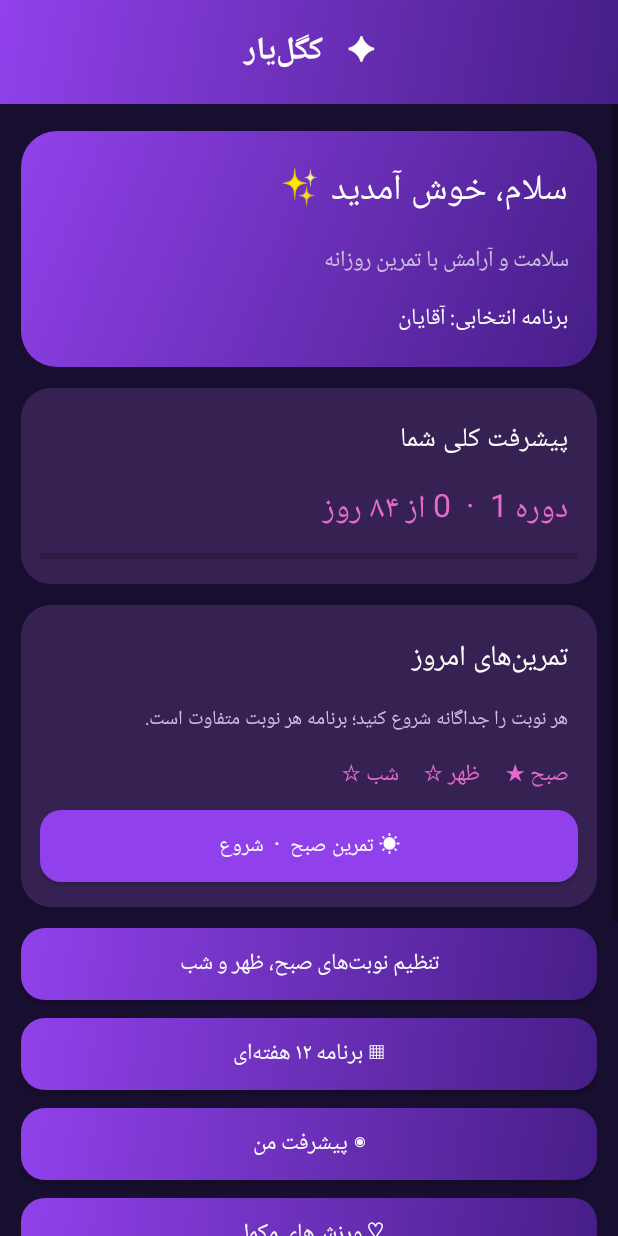
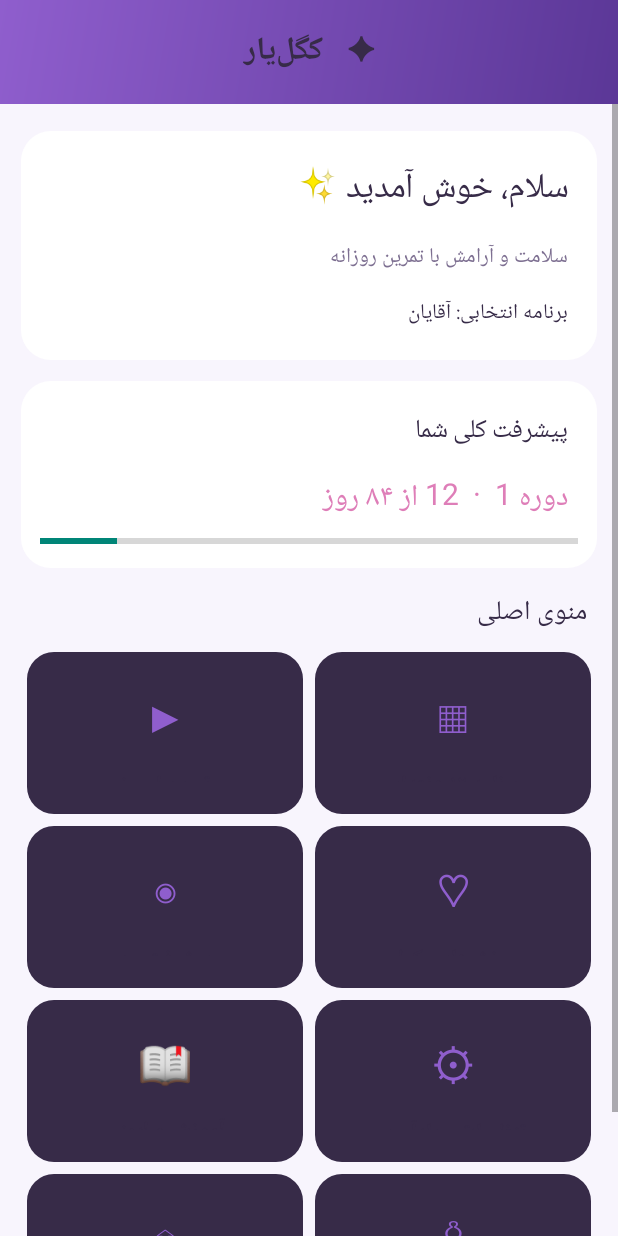
Before and after one commit to mehdisoltandoost-maker/KegelYar, an Android app: the screen it shows after launch (MainActivity), after a tap on "ثبت و شروع برنامه", on a phone screen of 412 x 824 dp. Run offline under Robolectric (Android 15) with nearby library versions, the phone set to English and light mode, and no system bars; 3 other taps on this screen came first.

Commit message:
Update MainActivity.java

```diff
--- a/app/src/main/java/com/kegelyar/app/MainActivity.java
+++ b/app/src/main/java/com/kegelyar/app/MainActivity.java
@@ -40,13 +40,13 @@ import java.util.Map;
 
 public class MainActivity extends Activity {
 
-    private final int BG = Color.rgb(24, 14, 48);
-    private final int CARD = Color.rgb(53, 34, 83);
-    private final int PURPLE = Color.rgb(145, 65, 235);
-    private final int PINK = Color.rgb(230, 105, 205);
-    private final int WHITE = Color.WHITE;
-    private final int MUTED = Color.rgb(205, 190, 225);
-    private final int GREEN = Color.rgb(75, 210, 155);
+    private final int BG = Color.rgb(248, 245, 253);
+    private final int CARD = Color.rgb(255, 255, 255);
+    private final int PURPLE = Color.rgb(143, 94, 205);
+    private final int PINK = Color.rgb(222, 126, 184);
+    private final int WHITE = Color.rgb(55, 43, 72);
+    private final int MUTED = Color.rgb(125, 111, 145);
+    private final int GREEN = Color.rgb(65, 160, 125);
 
     private LinearLayout root, content;
     private TextView stepTitle, stepDescription;
@@ -509,7 +509,7 @@ public class MainActivity extends Activity {
                 tts.setLanguage(Locale.forLanguageTag("en-US"));
             }
             tts.setSpeechRate(0.90f);
-            int spoken = tts.speak(contraction ? "Hold" : "Relax",
+            int spoken = tts.speak(contraction ? "HOLD" : "RELAX",
                     TextToSpeech.QUEUE_FLUSH, null, "kegelyar_english_cue");
             if (spoken == TextToSpeech.ERROR) restorePersianTts();
         } catch (Exception ignored) {
@@ -552,7 +552,7 @@ public class MainActivity extends Activity {
     private GradientDrawable gradient(int radius) {
         GradientDrawable d = new GradientDrawable(
                 GradientDrawable.Orientation.TL_BR,
-                new int[]{PURPLE, Color.rgb(70, 30, 135)});
+                new int[]{PURPLE, Color.rgb(91, 55, 151)});
         d.setCornerRadius(dp(radius));
         return d;
     }
@@ -610,7 +610,7 @@ public class MainActivity extends Activity {
     private void addButton(String title, Runnable action) {
         Button b = new Button(this);
         b.setText(title);
-        b.setTextColor(WHITE);
+        b.setTextColor(Color.WHITE);
         b.setTextSize(15);
         b.setAllCaps(false);
         b.setBackground(gradient(16));
@@ -625,7 +625,7 @@ public class MainActivity extends Activity {
     private void addCardButton(LinearLayout p, String title, Runnable action) {
         Button b = new Button(this);
         b.setText(title);
-        b.setTextColor(WHITE);
+        b.setTextColor(Color.WHITE);
         b.setTextSize(14);
         b.setAllCaps(false);
         b.setBackground(shape(PURPLE, 14));
@@ -686,6 +686,8 @@ public class MainActivity extends Activity {
     }
 
     private boolean isDayDone(int week, int day) {
+        // روز هفتم در تمام هفته‌ها روز استراحت است و تمرین ندارد.
+        if (day == 7) return true;
         if (prefs.getBoolean(dayKey(week, day), false)) return true;
         int required = getRequiredSessionMask(week, day);
         if (required == 0) return false;
@@ -773,47 +775,72 @@ public class MainActivity extends Activity {
             selectedDay = getFirstIncompleteDay(selectedWeek);
         }
         setup("کگل‌یار");
-
         LinearLayout hero = makeCard();
-        hero.setBackground(gradient(24));
-        addText(hero, "سلام، خوش آمدید ✨", 24, WHITE);
-        addText(hero, "سلامت و آرامش با تمرین روزانه", 15, MUTED);
-        addText(hero, "برنامه انتخابی: " + gender, 15, WHITE);
+        addText(hero, "سلام، خوش آمدید ✨", 23, WHITE);
+        addText(hero, "سلامت و آرامش با تمرین روزانه", 14, MUTED);
+        addText(hero, "برنامه انتخابی: " + gender, 14, WHITE);
 
         LinearLayout progress = makeCard();
-        addText(progress, "پیشرفت کلی شما", 18, WHITE);
-        addText(progress, "دوره " + courseNumber + "  ·  " + getTotalCompleted() + " از ۸۴ روز", 21, PINK);
-
-        ProgressBar bar = new ProgressBar(this, null,
-                android.R.attr.progressBarStyleHorizontal);
+        addText(progress, "پیشرفت کلی شما", 17, WHITE);
+        addText(progress, "دوره " + courseNumber + "  ·  " + getTotalCompleted() + " از ۸۴ روز", 20, PINK);
+        ProgressBar bar = new ProgressBar(this, null, android.R.attr.progressBarStyleHorizontal);
         bar.setMax(84);
         bar.setProgress(getTotalCompleted());
-        progress.addView(bar, new LinearLayout.LayoutParams(-1, dp(12)));
-
-        LinearLayout daily = makeCard();
-        addText(daily, "تمرین‌های امروز", 19, WHITE);
-        addText(daily, "هر نوبت را جداگانه شروع کنید؛ برنامه هر نوبت متفاوت است.", 13, MUTED);
-        String stars = "صبح " + (morningEnabled ? "★" : "☆") + "     ظهر " +
-                (noonEnabled ? "★" : "☆") + "     شب " + (nightEnabled ? "★" : "☆");
-        addText(daily, stars, 15, PINK);
-        if (morningEnabled) addSessionLaunch(daily, "☀ تمرین صبح", "morning");
-        if (noonEnabled) addSessionLaunch(daily, "◉ تمرین ظهر", "noon");
-        if (nightEnabled) addSessionLaunch(daily, "☾ تمرین شب", "night");
-        if (enabledSessionCount() == 0) {
-            addText(daily, "برای شروع، دست‌کم یک نوبت را در تنظیمات فعال کنید.", 14, PINK);
-        }
-        addButton("تنظیم نوبت‌های صبح، ظهر و شب", () -> showSettings());
-
-        addButton("▦ برنامه ۱۲ هفته‌ای", () -> showWeeks());
-        addButton("◉ پیشرفت من", () -> showProgress());
+        progress.addView(bar, new LinearLayout.LayoutParams(-1, dp(10)));
+
+        addText(content, "منوی اصلی", 18, WHITE);
+        GridLayout tiles = new GridLayout(this);
+        tiles.setColumnCount(2);
+        tiles.setUseDefaultMargins(false);
+        content.addView(tiles, new LinearLayout.LayoutParams(-1, -2));
+        addHomeTile(tiles, "▶", "تمرین امروز", () -> showTodaySessions());
+        addHomeTile(tiles, "▦", "برنامه ۱۲ هفته‌ای", () -> showWeeks());
+        addHomeTile(tiles, "◉", "پیشرفت من", () -> showProgress());
+        addHomeTile(tiles, "♡", "ورزش‌های مکمل", () -> showExercises());
+        addHomeTile(tiles, "📖", "آموزش و ایمنی", () -> showGuide());
+        addHomeTile(tiles, "⚙", "تنظیمات و یادآوری", () -> showSettings());
+        addHomeTile(tiles, "⇧", "پشتیبان سوابق", () -> shareBackup());
+        addHomeTile(tiles, "♙", "تغییر گروه تمرینی", () -> showGender());
         if (getTotalCompleted() >= 84) {
             addButton("شروع دوره جدید با حفظ سوابق", () -> startNewCourse());
         }
-        addButton("♡ ورزش‌های مکمل", () -> showExercises());
-        addButton("📖 آموزش و نکات ایمنی", () -> showGuide());
-        addButton("⚙ تنظیمات و یادآوری‌ها", () -> showSettings());
-        addButton("پشتیبان‌گیری از سوابق", () -> shareBackup());
-        addButton("تغییر گروه تمرینی", () -> showGender());
+    }
+
+    private void addHomeTile(GridLayout grid, String icon, String title, Runnable action) {
+        LinearLayout tile = new LinearLayout(this);
+        tile.setOrientation(LinearLayout.VERTICAL);
+        tile.setGravity(Gravity.CENTER);
+        tile.setPadding(dp(8), dp(15), dp(8), dp(15));
+        tile.setBackground(shape(WHITE, 18));
+        TextView symbol = makeText(icon, 30, PURPLE);
+        TextView caption = makeText(title, 14, WHITE);
+        caption.setTypeface(null, Typeface.BOLD);
+        tile.addView(symbol);
+        tile.addView(caption);
+        GridLayout.LayoutParams lp = new GridLayout.LayoutParams();
+        lp.width = 0;
+        lp.height = dp(108);
+        lp.columnSpec = GridLayout.spec(GridLayout.UNDEFINED, 1f);
+        lp.setMargins(dp(4), dp(4), dp(4), dp(4));
+        grid.addView(tile, lp);
+        tile.setOnClickListener(v -> action.run());
+    }
+
+    private void showTodaySessions() {
+        setup("تمرین امروز");
+        LinearLayout c = makeCard();
+        if (selectedDay == 7) {
+            addText(c, "امروز روز استراحت هفتگی است.", 19, GREEN);
+            addText(c, "تمرینی برای امروز در نظر گرفته نشده؛ استراحت کنید.", 14, MUTED);
+        } else {
+            addText(c, "نوبت موردنظر را انتخاب کنید", 18, WHITE);
+            if (morningEnabled) addSessionLaunch(c, "☀ تمرین صبح", "morning");
+            if (noonEnabled) addSessionLaunch(c, "◉ تمرین ظهر", "noon");
+            if (nightEnabled) addSessionLaunch(c, "☾ تمرین شب", "night");
+            if (enabledSessionCount() == 0) addText(c, "ابتدا یک نوبت را در تنظیمات فعال کنید.", 14, MUTED);
+        }
+        addButton("تنظیم نوبت‌ها", () -> showSettings());
+        addButton("بازگشت به خانه", () -> showHome());
     }
 
     private void startNewCourse() {
@@ -921,9 +948,12 @@ public class MainActivity extends Activity {
 
             boolean done = isDayDone(selectedWeek, day);
             addText(c, "روز " + day + (done ? "   ✓" : "   ○"), 18, WHITE);
-            addText(c, done ? "جلسه تکمیل شده" : "جلسه تمرینی", 14, MUTED);
-
-            if (!done && day == getFirstIncompleteDay(selectedWeek)) {
+            addText(c, day == 7 ? "روز استراحت؛ تمرینی برنامه‌ریزی نشده است"
+                    : (done ? "جلسه تکمیل شده" : "جلسه تمرینی"), 14, MUTED);
+
+            if (day == 7) {
+                addText(c, "روز استراحت هفتگی؛ نیازی به تمرین نیست.", 13, GREEN);
+            } else if (!done && day == getFirstIncompleteDay(selectedWeek)) {
                 addText(c, "نوبت‌های قابل انتخاب:", 13, MUTED);
                 if (morningEnabled) addDaySessionButton(c, day, "☀ صبح", "morning");
                 if (noonEnabled) addDaySessionButton(c, day, "◉ ظهر", "noon");
@@ -1097,31 +1127,49 @@ public class MainActivity extends Activity {
         center.addView(instructionText, new LinearLayout.LayoutParams(-1, -2));
 
         LinearLayout controls = new LinearLayout(this);
-        controls.setOrientation(LinearLayout.VERTICAL);
+        controls.setOrientation(LinearLayout.HORIZONTAL);
+        controls.setGravity(Gravity.CENTER);
         controls.setPadding(dp(14), dp(4), dp(14), dp(12));
         root.addView(controls, new LinearLayout.LayoutParams(-1, -2));
 
         playPauseButton = new Button(this);
-        playPauseButton.setText("▶ شروع");
+        playPauseButton.setText("▶");
+        playPauseButton.setTextSize(25);
         playPauseButton.setTextColor(WHITE);
-        playPauseButton.setTextSize(16);
+        playPauseButton.setContentDescription("Play");
         playPauseButton.setAllCaps(false);
-        playPauseButton.setBackground(gradient(16));
-        controls.addView(playPauseButton, new LinearLayout.LayoutParams(-1, -2));
-        playPauseButton.setOnClickListener(v -> {
-            if (running) pauseStage(); else startStage();
+        playPauseButton.setBackground(gradient(18));
+        LinearLayout.LayoutParams controlLp = new LinearLayout.LayoutParams(0, dp(58), 1f);
+        controlLp.setMargins(dp(5), 0, dp(5), 0);
+        controls.addView(playPauseButton, controlLp);
+        playPauseButton.setOnClickListener(v -> startStage());
+
+        Button nextButton = new Button(this);
+        nextButton.setText("⏭");
+        nextButton.setTextSize(25);
+        nextButton.setTextColor(WHITE);
+        nextButton.setContentDescription("Next stage");
+        nextButton.setAllCaps(false);
+        nextButton.setBackground(shape(PURPLE, 18));
+        controls.addView(nextButton, new LinearLayout.LayoutParams(0, dp(58), 1f));
+        nextButton.setOnClickListener(v -> {
+            if (running) pauseStage();
+            if (currentStage < stages.size() - 1) {
+                currentStage++;
+                prepareStage();
+                Toast.makeText(this, "برای شروع مرحله بعد Play را بزنید.", Toast.LENGTH_SHORT).show();
+            } else finishTraining();
         });
 
-        Button homeButton = new Button(this);
-        homeButton.setText("بازگشت به خانه");
-        homeButton.setTextColor(WHITE);
-        homeButton.setAllCaps(false);
-        homeButton.setBackground(shape(CARD, 16));
-        controls.addView(homeButton, new LinearLayout.LayoutParams(-1, -2));
-        homeButton.setOnClickListener(v -> {
-            pauseStage();
-            showHome();
-        });
+        Button pauseButton = new Button(this);
+        pauseButton.setText("⏸");
+        pauseButton.setTextSize(25);
+        pauseButton.setTextColor(WHITE);
+        pauseButton.setContentDescription("Pause");
+        pauseButton.setAllCaps(false);
+        pauseButton.setBackground(shape(CARD, 18));
+        controls.addView(pauseButton, new LinearLayout.LayoutParams(0, dp(58), 1f));
+        pauseButton.setOnClickListener(v -> pauseStage());
 
         setContentView(root);
         updateStageText();
@@ -1140,10 +1188,10 @@ public class MainActivity extends Activity {
         if (stage.mode == 1) {
             if (phaseIsContraction) {
                 if (circleTimer != null) circleTimer.setContraction(true);
-                if (instructionText != null) instructionText.setText("انقباض ملایم · " + repetition + " از " + stage.repetitions);
+                if (instructionText != null) instructionText.setText("HOLD  ·  " + repetition + " / " + stage.repetitions);
             } else {
                 if (circleTimer != null) circleTimer.setContraction(false);
-                if (instructionText != null) instructionText.setText("رها کنید و عضلات را کاملاً آزاد بگذارید.");
+                if (instructionText != null) instructionText.setText("RELAX");
             }
         } else {
             if (circleTimer != null) circleTimer.setContraction(false);
@@ -1162,7 +1210,7 @@ public class MainActivity extends Activity {
         if (sessionFinished || currentStage >= stages.size()) return;
 
         running = true;
-        if (playPauseButton != null) playPauseButton.setText("⏸ مکث");
+        if (playPauseButton != null) playPauseButton.setText("▶");
         TrainingStage stage = stages.get(currentStage);
 
         if (stage.mode == 1) {
@@ -1195,7 +1243,7 @@ public class MainActivity extends Activity {
 
     private void pauseStage() {
         running = false;
-        if (playPauseButton != null) playPauseButton.setText("▶ ادامه");
+        if (playPauseButton != null) playPauseButton.setText("▶");
         handler.removeCallbacks(timerRunnable);
         if (tts != null) tts.stop();
         if (vibrator != null) vibrator.cancel();
@@ -1280,7 +1328,7 @@ public class MainActivity extends Activity {
             p.setStyle(Paint.Style.STROKE);
             p.setStrokeWidth(dp(15));
             p.setStrokeCap(Paint.Cap.ROUND);
-            p.setColor(Color.rgb(76, 59, 101));
+            p.setColor(Color.rgb(226, 218, 238));
             canvas.drawCircle(cx, cy, radius, p);
 
             p.setColor(activeColor);
@@ -1419,44 +1467,11 @@ public class MainActivity extends Activity {
         });
     }
 
-    private void addTrainingTimeControl(LinearLayout card, String label, String session, String defaultTime) {
-        LinearLayout row = new LinearLayout(this);
-        row.setOrientation(LinearLayout.HORIZONTAL);
-        row.setGravity(Gravity.CENTER_VERTICAL);
-        TextView name = makeText(label, 14, WHITE);
-        row.addView(name, new LinearLayout.LayoutParams(0, -2, 1));
-        String saved = prefs.getString("training_time_" + session, defaultTime);
-        Button time = new Button(this);
-        time.setText(saved);
-        time.setAllCaps(false);
-        time.setTextColor(WHITE);
-        time.setBackground(shape(PURPLE, 12));
-        row.addView(time, new LinearLayout.LayoutParams(dp(105), -2));
-        card.addView(row);
-        time.setOnClickListener(v -> {
-            String[] parts = prefs.getString("training_time_" + session, defaultTime).split(":");
-            int h = 8, m = 0;
-            try { h = Integer.parseInt(parts[0]); m = Integer.parseInt(parts[1]); } catch (Exception ignored) { }
-            new TimePickerDialog(this, (picker, hour, minute) -> {
-                String value = String.format(Locale.US, "%02d:%02d", hour, minute);
-                prefs.edit().putString("training_time_" + session, value).apply();
-                time.setText(value);
-            }, h, m, true).show();
-        });
-    }
-
     private void showSettings() {
-        setup("تنظیمات صدا و ویبره");
+        setup("تنظیمات و یادآوری");
         LinearLayout c = makeCard();
-        addText(c, "ساعت برنامه‌ریزی‌شده تمرین", 18, PINK);
-        addText(c, "این ساعت فقط زمان پیشنهادی انجام تمرین را ثبت می‌کند و مستقل از ساعت اعلان است.", 13, MUTED);
-        addTrainingTimeControl(c, "زمان تمرین صبح", "morning", "07:30");
-        addTrainingTimeControl(c, "زمان تمرین ظهر", "noon", "13:00");
-        addTrainingTimeControl(c, "زمان تمرین شب", "night", "20:30");
-        View trainingSeparator = new View(this);
-        c.addView(trainingSeparator, new LinearLayout.LayoutParams(-1, dp(12)));
         addText(c, "ساعت اعلان یادآوری", 18, PINK);
-        addText(c, "اعلان‌ها زمان جداگانه دارند و می‌توانند با ساعت تمرین متفاوت باشند.", 13, MUTED);
+        addText(c, "ساعت هر اعلان را جداگانه انتخاب کنید.", 13, MUTED);
         addReminderControl(c, "یادآوری صبح", "morning", "08:00");
         addReminderControl(c, "یادآوری ظهر", "noon", "13:00");
         addReminderControl(c, "یادآوری شب", "night", "20:00");
```
